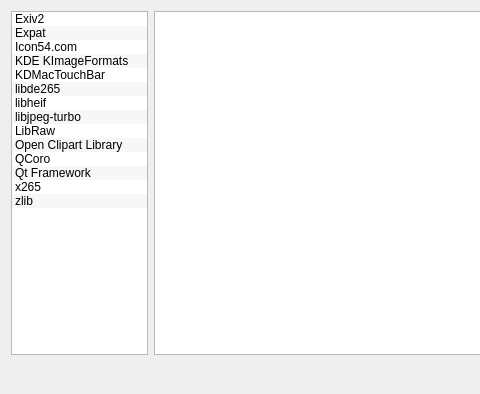
Qt form src/ui/forms/AboutComponentsDialog.ui (vookimedlo/vooki-image-viewer) before a commit; both pictures show x 0 to 480 and y 0 to 394 of the 852 by 394 pixel window.
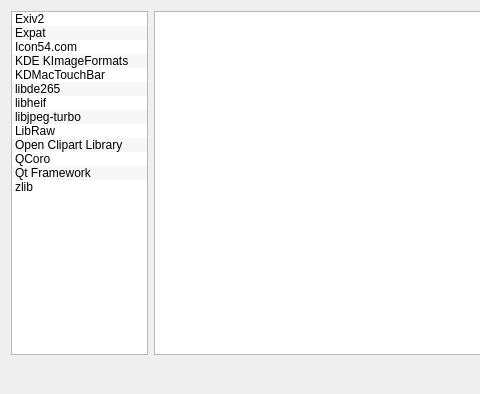
The same form after that commit. Icons and pictures are not drawn.

```diff
--- a/src/ui/forms/AboutComponentsDialog.ui
+++ b/src/ui/forms/AboutComponentsDialog.ui
@@ -94,11 +94,6 @@
          <string>Qt Framework</string>
         </property>
        </item>
-       <item>
-        <property name="text">
-         <string>x265</string>
-        </property>
-       </item>
        <item>
         <property name="text">
          <string>zlib</string>
```
